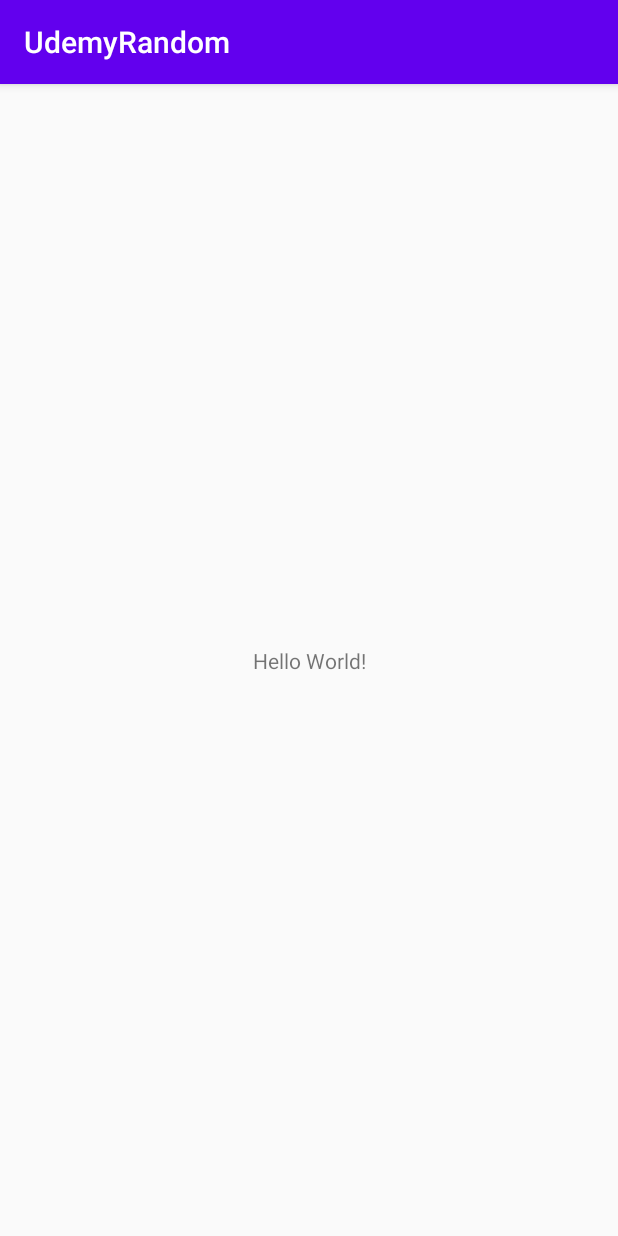
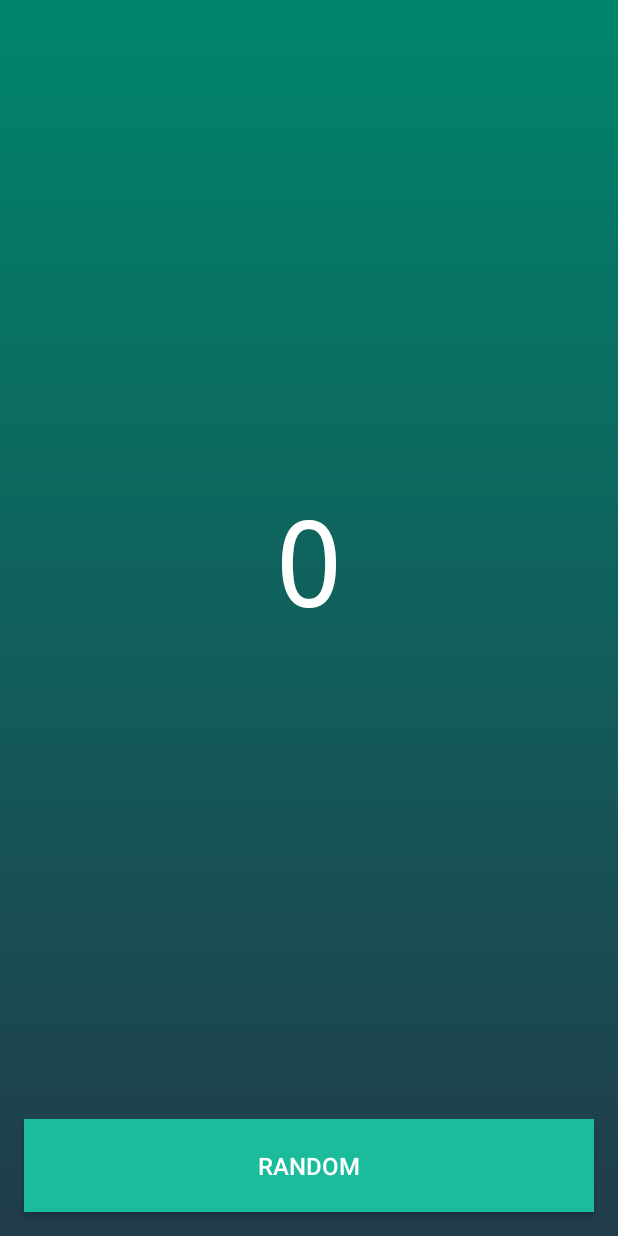
Before and after one commit to MatheusPatrickZup/KotlinUIdemy, an Android app: the screen it shows after launch (MainActivity), on a phone screen of 412 x 824 dp. Run offline under Robolectric (Android 15) with nearby library versions, the phone set to English and light mode, and no system bars.

Commit message:
Android project finished

```diff
--- a/Udemy-Random/app/build.gradle
+++ b/Udemy-Random/app/build.gradle
@@ -7,7 +7,7 @@ android {
     buildToolsVersion "29.0.3"
 
     defaultConfig {
-        applicationId "com.example.udemyrandom"
+        applicationId "com.example.udemy_random"
         minSdkVersion 16
         targetSdkVersion 29
         versionCode 1
@@ -28,8 +28,8 @@ android {
 dependencies {
     implementation fileTree(dir: 'libs', include: ['*.jar'])
     implementation "org.jetbrains.kotlin:kotlin-stdlib-jdk7:$kotlin_version"
-    implementation 'androidx.appcompat:appcompat:1.0.2'
-    implementation 'androidx.core:core-ktx:1.0.2'
+    implementation 'androidx.appcompat:appcompat:1.1.0'
+    implementation 'androidx.core:core-ktx:1.2.0'
     implementation 'androidx.constraintlayout:constraintlayout:1.1.3'
     testImplementation 'junit:junit:4.12'
     androidTestImplementation 'androidx.test.ext:junit:1.1.1'
--- a/Udemy-Random/app/src/main/AndroidManifest.xml
+++ b/Udemy-Random/app/src/main/AndroidManifest.xml
@@ -1,6 +1,6 @@
 <?xml version="1.0" encoding="utf-8"?>
 <manifest xmlns:android="http://schemas.android.com/apk/res/android"
-    package="com.example.udemyrandom">
+    package="com.example.udemy_random">
 
     <application
         android:allowBackup="true"
@@ -12,7 +12,7 @@
         <activity android:name=".MainActivity">
             <intent-filter>
                 <action android:name="android.intent.action.MAIN" />
-
+                <action android:name="android.intent.action.VIEW" />
                 <category android:name="android.intent.category.LAUNCHER" />
             </intent-filter>
         </activity>
--- /dev/null
+++ b/Udemy-Random/app/src/main/java/com/example/udemy_random/MainActivity.kt
@@ -0,0 +1,39 @@
+package com.example.udemy_random
+
+import androidx.appcompat.app.AppCompatActivity
+import android.os.Bundle
+import android.view.View
+import kotlinx.android.synthetic.main.activity_main.*
+import kotlin.random.Random
+
+class MainActivity : AppCompatActivity(), View.OnClickListener {
+
+    override fun onCreate(savedInstanceState: Bundle?) {
+        super.onCreate(savedInstanceState)
+        setContentView(R.layout.activity_main)
+
+        configureActionBar();
+        configureClickListeners();
+    }
+
+    override fun onClick(v: View?) {
+        if (v?.id == R.id.btnRandom || v?.id == R.id.textNumber) {
+            textNumber.text = getRandomNumber().toString();
+        }
+    }
+
+    private fun configureActionBar() {
+        if (supportActionBar != null) {
+            supportActionBar!!.hide()
+        }
+    }
+
+    private fun configureClickListeners() {
+        btnRandom.setOnClickListener(this);
+        textNumber.setOnClickListener(this)
+    }
+
+    private fun getRandomNumber(): Int {
+        return Random.nextInt(250) + 1
+    }
+}
--- a/Udemy-Random/app/src/main/java/com/example/udemyrandom/MainActivity.kt
+++ /dev/null
@@ -1,12 +0,0 @@
-package com.example.udemyrandom
-
-import androidx.appcompat.app.AppCompatActivity
-import android.os.Bundle
-
-class MainActivity : AppCompatActivity() {
-
-    override fun onCreate(savedInstanceState: Bundle?) {
-        super.onCreate(savedInstanceState)
-        setContentView(R.layout.activity_main)
-    }
-}
--- /dev/null
+++ b/Udemy-Random/app/src/main/res/drawable/background.xml
@@ -0,0 +1,13 @@
+<?xml version="1.0" encoding="utf-8"?>
+<selector xmlns:android="http://schemas.android.com/apk/res/android">
+    <item>
+        <shape>
+            <gradient
+                android:angle="90"
+                android:startColor="@color/colorPrimaryDark"
+                android:endColor="@color/colorPrimary"
+                android:type="linear"
+            />
+        </shape>
+    </item>
+</selector>
--- a/Udemy-Random/app/src/main/res/layout/activity_main.xml
+++ b/Udemy-Random/app/src/main/res/layout/activity_main.xml
@@ -4,15 +4,33 @@
     xmlns:tools="http://schemas.android.com/tools"
     android:layout_width="match_parent"
     android:layout_height="match_parent"
+    android:background="@drawable/background"
     tools:context=".MainActivity">
 
     <TextView
+        android:id="@+id/textNumber"
         android:layout_width="wrap_content"
         android:layout_height="wrap_content"
-        android:text="Hello World!"
-        app:layout_constraintBottom_toBottomOf="parent"
+        android:fontFamily="monospace"
+        android:text="0"
+        android:textSize="80sp"
+        android:textColor="@color/white"
+        app:layout_constraintBottom_toTopOf="@id/btnRandom"
         app:layout_constraintLeft_toLeftOf="parent"
         app:layout_constraintRight_toRightOf="parent"
-        app:layout_constraintTop_toTopOf="parent" />
+        app:layout_constraintTop_toTopOf="parent"/>
 
+    <Button
+        style="@style/ButtonStyle"
+        android:id="@+id/btnRandom"
+        android:text="Random"
+        android:layout_width="match_parent"
+        android:layout_height="wrap_content"
+        android:layout_marginStart="16dp"
+        android:layout_marginEnd="16dp"
+        android:layout_marginBottom="16dp"
+        android:padding="20dp"
+        app:layout_constraintLeft_toLeftOf="parent"
+        app:layout_constraintRight_toRightOf="parent"
+        app:layout_constraintBottom_toBottomOf="parent" />
 </androidx.constraintlayout.widget.ConstraintLayout>
--- a/Udemy-Random/app/src/main/res/values/colors.xml
+++ b/Udemy-Random/app/src/main/res/values/colors.xml
@@ -1,6 +1,9 @@
 <?xml version="1.0" encoding="utf-8"?>
 <resources>
-    <color name="colorPrimary">#6200EE</color>
-    <color name="colorPrimaryDark">#3700B3</color>
-    <color name="colorAccent">#03DAC5</color>
+    <color name="colorPrimary">#00856A</color>
+    <color name="colorPrimaryDark">#213b4c</color>
+    <color name="colorAccent">#DB1B60</color>
+
+    <color name="lightGreen">#1bbc9b</color>
+    <color name="white">#ffffff</color>
 </resources>
--- a/Udemy-Random/app/src/main/res/values/strings.xml
+++ b/Udemy-Random/app/src/main/res/values/strings.xml
@@ -1,3 +1,3 @@
 <resources>
-    <string name="app_name">UdemyRandom</string>
+    <string name="app_name">Udemy-Random</string>
 </resources>
--- a/Udemy-Random/app/src/main/res/values/styles.xml
+++ b/Udemy-Random/app/src/main/res/values/styles.xml
@@ -8,4 +8,11 @@
         <item name="colorAccent">@color/colorAccent</item>
     </style>
 
+    <style name="ButtonStyle">
+        <item name="android:padding">20dp</item>
+        <item name="android:textSize">16sp</item>
+        <item name="android:textColor">@color/white</item>
+        <item name="android:background">@color/lightGreen</item>
+    </style>
+
 </resources>
--- a/Udemy-Random/settings.gradle
+++ b/Udemy-Random/settings.gradle
@@ -1,2 +1,2 @@
-rootProject.name='UdemyRandom'
+rootProject.name='Udemy-Random'
 include ':app'
```
Also changed, not shown: Udemy-Random/gradle/wrapper/gradle-wrapper.properties, 5 other files.
